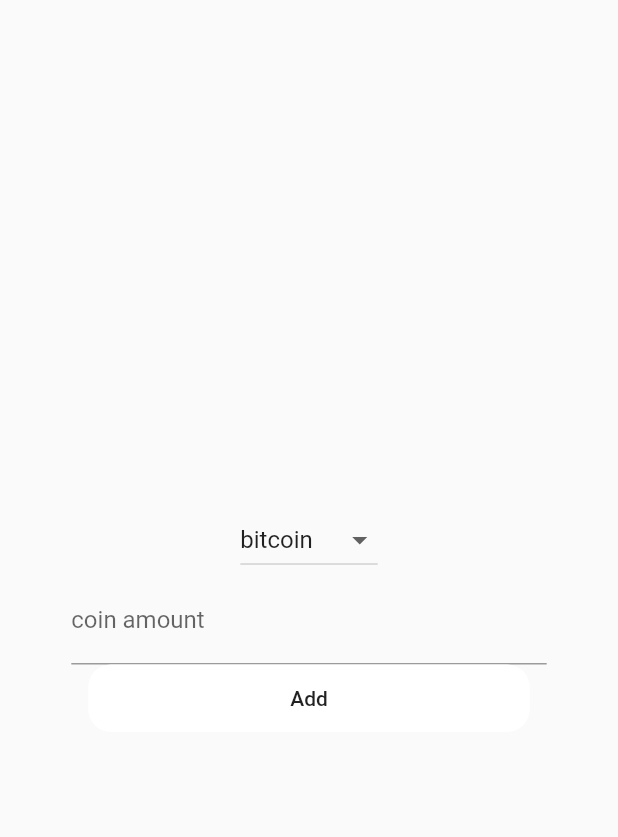
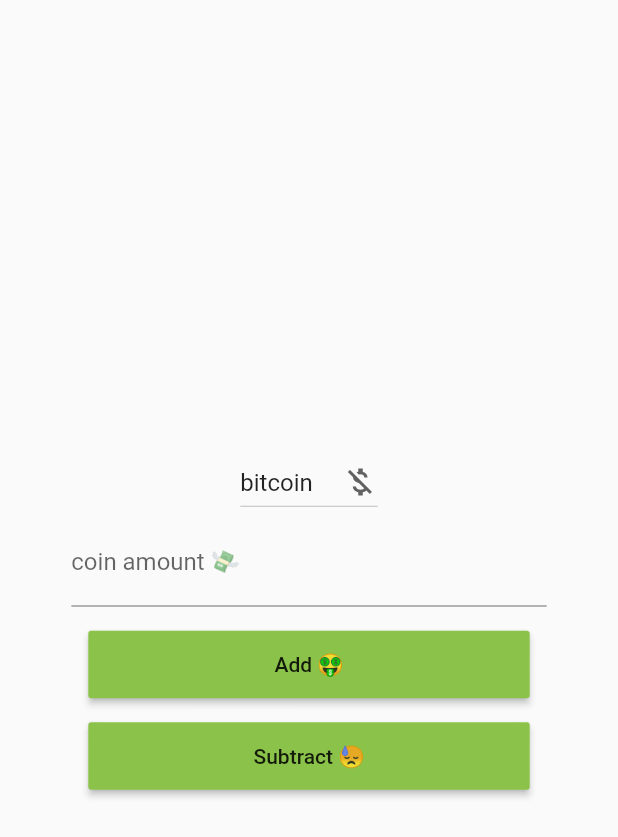
Before and after one commit to Chinmay5767/crypto-pocket, a Flutter app: the HomeView screen opened directly, after a tap on the "add" icon, on a phone screen of 412 x 824 dp. Shown: the top 837 px of the screen. Run offline on Flutter 3.47's test engine with Material 2 defaults, Android fonts, the phone set to English and light mode, and no system bars; our stand-ins replace cloud_firestore, firebase_auth, firebase_core; accounts and stored records are empty; network calls fail.

Commit message:
add subtract button

```diff
--- a/lib/main.dart
+++ b/lib/main.dart
@@ -1,3 +1,4 @@
+import 'package:crypto_pocket/ui/add_view.dart';
 import 'package:crypto_pocket/ui/homeView.dart';
 import 'package:firebase_core/firebase_core.dart';
 import 'package:flutter/material.dart';
@@ -18,7 +19,7 @@
   Widget build(BuildContext context) {
     return MaterialApp(
       title: 'Crypto Wallet',
-      home: Authentication(),
+      home: AddView(),
     );
   }
 }
--- a/lib/ui/add_view.dart
+++ b/lib/ui/add_view.dart
@@ -28,7 +28,11 @@
           mainAxisAlignment: MainAxisAlignment.center,
           children: [
             DropdownButton(
+              icon: Icon(
+               Icons.money_off_csred_outlined,
+              ),
               value: dropValue,
+            focusColor: Colors.lightGreen,
                onChanged: (String? value) {
                 setState(() {
                   dropValue = value;
@@ -40,6 +44,7 @@
                    child: Text(value),
                   value: value,
 
+
                 );
               }).toList(),
             ),
@@ -48,9 +53,14 @@
               child: TextFormField(
                 controller: _amountController,
                 decoration: InputDecoration(
-                labelText: "coin amount",
+                  labelText: "coin amount 💸",
+                  fillColor: Colors.lightGreen,
+                ),
+
               ),
             ),
+             SizedBox(
+                height: 16.0,
             ),
             Container(
               width: MediaQuery.of(context).size.width / 1.4,
@@ -64,11 +74,34 @@
                   await addCoin(dropValue, _amountController.text);
                   Navigator.of(context).pop();
                 },
-              child: Text("Add"),
+                child: Text("Add 🤑"),
+                color: Colors.lightGreen,
               ),
+
+            ),
+            SizedBox(
+                height: 16.0,
+            ),
+              Container(
+              width: MediaQuery.of(context).size.width / 1.4,
+              height: 45,
+              decoration: BoxDecoration(
+                borderRadius: BorderRadius.circular(15.0),
+                color: Colors.white,
+              ),
+              child: MaterialButton(
+                onPressed: () async {
+                  await subtractCoin(dropValue, _amountController.text);
+                  Navigator.of(context).pop();
+                },
+                child: Text("Subtract 😓"),
+                color: Colors.lightGreen,
+              ),
+
             ),
           ],
         ),
+
     );
   }
 }
```
Also changed, not shown: lib/net/flutterfire_function.dart (+32 -5 lines), lib/ui/authentication.dart (+7 -4 lines). Lines whose indentation alone changed are shown as unchanged.
